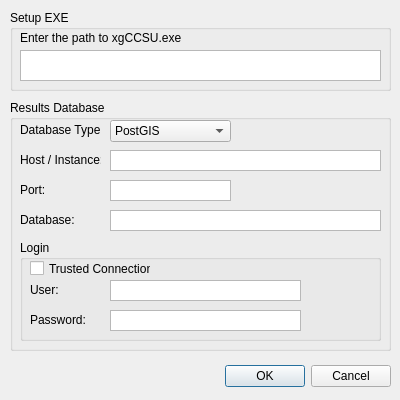
First picture: the form in xgConstraintChecker/config_dialog_base.ui, repository ClaireLush/ConstraintChecker, before the edit.
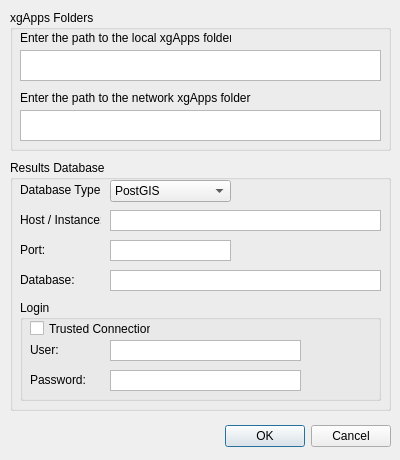
Second picture: the form after the edit. Icons and pictures are not drawn.

Commit message: Finishing config_dialog

The edit to the form file:
```diff
--- a/xgConstraintChecker/config_dialog_base.ui
+++ b/xgConstraintChecker/config_dialog_base.ui
@@ -7,9 +7,15 @@
     <x>0</x>
     <y>0</y>
     <width>400</width>
-    <height>400</height>
+    <height>460</height>
    </rect>
   </property>
+  <property name="sizePolicy">
+   <sizepolicy hsizetype="Fixed" vsizetype="Fixed">
+    <horstretch>0</horstretch>
+    <verstretch>0</verstretch>
+   </sizepolicy>
+  </property>
   <property name="windowTitle">
    <string>Constraint Checker Configuration</string>
   </property>
@@ -17,7 +23,7 @@
    <property name="geometry">
     <rect>
      <x>50</x>
-     <y>360</y>
+     <y>420</y>
      <width>341</width>
      <height>32</height>
     </rect>
@@ -35,7 +41,7 @@
      <x>10</x>
      <y>10</y>
      <width>381</width>
-     <height>81</height>
+     <height>141</height>
     </rect>
    </property>
    <property name="sizePolicy">
@@ -45,14 +51,14 @@
     </sizepolicy>
    </property>
    <property name="title">
-    <string>Setup EXE</string>
+    <string>xgApps Folders</string>
    </property>
    <widget class="QLabel" name="lbl_exe_prompt">
     <property name="geometry">
      <rect>
       <x>10</x>
       <y>20</y>
-      <width>161</width>
+      <width>211</width>
       <height>16</height>
      </rect>
     </property>
@@ -63,7 +69,7 @@
      </sizepolicy>
     </property>
     <property name="text">
-     <string>Enter the path to xgCCSU.exe:</string>
+     <string>Enter the path to the local xgApps folder:</string>
     </property>
    </widget>
    <widget class="QPlainTextEdit" name="txt_exe_prompt">
@@ -85,12 +91,50 @@
      <enum>Qt::ScrollBarAlwaysOff</enum>
     </property>
    </widget>
+   <widget class="QLabel" name="lbl_xgApps_network">
+    <property name="geometry">
+     <rect>
+      <x>10</x>
+      <y>80</y>
+      <width>231</width>
+      <height>16</height>
+     </rect>
+    </property>
+    <property name="sizePolicy">
+     <sizepolicy hsizetype="Fixed" vsizetype="Fixed">
+      <horstretch>0</horstretch>
+      <verstretch>0</verstretch>
+     </sizepolicy>
+    </property>
+    <property name="text">
+     <string>Enter the path to the network xgApps folder:</string>
+    </property>
+   </widget>
+   <widget class="QPlainTextEdit" name="txt_xgApps_network">
+    <property name="geometry">
+     <rect>
+      <x>10</x>
+      <y>100</y>
+      <width>361</width>
+      <height>31</height>
+     </rect>
+    </property>
+    <property name="sizePolicy">
+     <sizepolicy hsizetype="Fixed" vsizetype="Fixed">
+      <horstretch>0</horstretch>
+      <verstretch>0</verstretch>
+     </sizepolicy>
+    </property>
+    <property name="horizontalScrollBarPolicy">
+     <enum>Qt::ScrollBarAlwaysOff</enum>
+    </property>
+   </widget>
   </widget>
   <widget class="QGroupBox" name="grp_results_db">
    <property name="geometry">
     <rect>
      <x>10</x>
-     <y>100</y>
+     <y>160</y>
      <width>381</width>
      <height>251</height>
     </rect>
@@ -313,6 +357,9 @@
      <property name="horizontalScrollBarPolicy">
       <enum>Qt::ScrollBarAlwaysOff</enum>
      </property>
+     <property name="plainText">
+      <string/>
+     </property>
     </widget>
     <widget class="QPlainTextEdit" name="txt_pwd">
      <property name="geometry">
```
Left out of the diff: 28 changed lines with no effect on the pictures. The commit also changes 1 other file.
